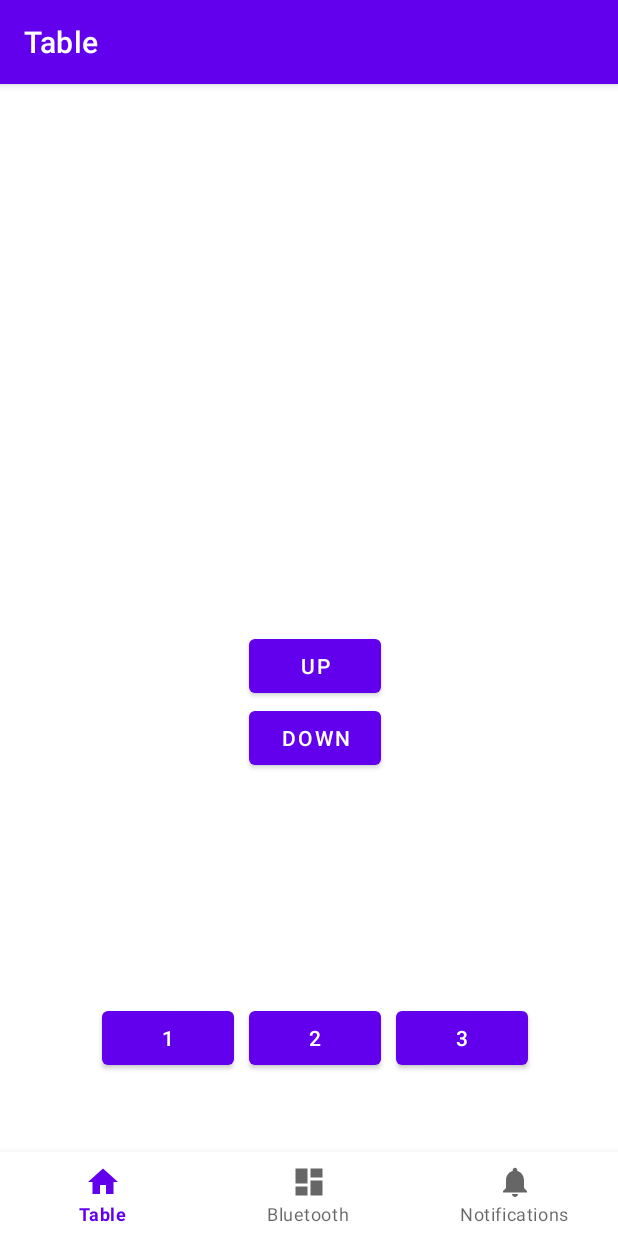
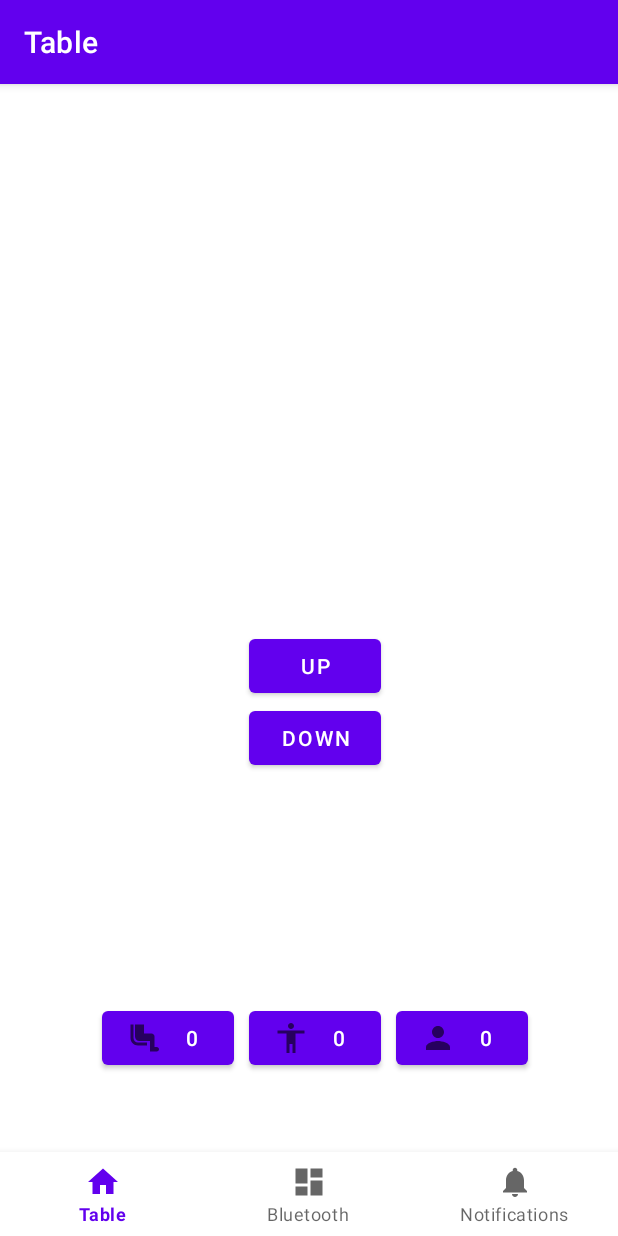
Before and after one commit to DPasiut/MyTable, an Android app: the screen it shows after launch (MainActivity), on a phone screen of 412 x 824 dp. Run offline under Robolectric (Android 15) with nearby library versions, the phone set to English and light mode, and no system bars; our stand-ins replace navigation-ui; 2 statements that could not run were skipped.

Commit message:
store settings in SharedPreferences

```diff
--- a/app/src/main/java/com/example/mytable/service/bluetooth/BluetoothConnectionThread.java
+++ b/app/src/main/java/com/example/mytable/service/bluetooth/BluetoothConnectionThread.java
@@ -11,7 +11,6 @@ import android.util.Log;
 import java.io.IOException;
 import java.io.InputStream;
 import java.io.OutputStream;
-import java.util.Set;
 import java.util.UUID;
 
 
--- a/app/src/main/java/com/example/mytable/ui/table/TableFragment.java
+++ b/app/src/main/java/com/example/mytable/ui/table/TableFragment.java
@@ -5,13 +5,12 @@ import android.content.ComponentName;
 import android.content.Context;
 import android.content.Intent;
 import android.content.ServiceConnection;
-import android.os.AsyncTask;
+import android.content.SharedPreferences;
 import android.os.Bundle;
 import android.os.Handler;
 import android.os.IBinder;
 import android.os.Looper;
 import android.os.Message;
-import android.util.Log;
 import android.view.LayoutInflater;
 import android.view.MotionEvent;
 import android.view.View;
@@ -24,130 +23,196 @@ import androidx.annotation.NonNull;
 import androidx.fragment.app.Fragment;
 
 import com.example.mytable.R;
-import com.example.mytable.database.AppDatabase;
-import com.example.mytable.database.Setting;
 import com.example.mytable.service.bluetooth.BluetoothCommunicationState;
 import com.example.mytable.service.bluetooth.BluetoothService;
-
-import java.util.ArrayList;
-import java.util.List;
 
 
 public class TableFragment extends Fragment {
 
+    private static final String FIRST_POSITION = "firstPosition";
+    private static final String SECOND_POSITION = "secondPosition";
+    private static final String THIRD_POSITION = "thirdPosition";
+    private static final String DEFAULT_POSITION_VALUE = "0";
+
     protected BluetoothService bluetoothService;
     private boolean mBound = false;
-    private Button upButton, downButton, userButton1, userButton2, userButton3;
     private TextView position;
     private int tableHigh = 0;
     private int count = 0;
 
     private Integer currentPosition;
 
+    private String firstPosition, secondPosition, thirdPosition;
 
     @SuppressLint("ClickableViewAccessibility")
     public View onCreateView(@NonNull LayoutInflater inflater,
                              ViewGroup container, Bundle savedInstanceState) {
         View root = inflater.inflate(R.layout.fragment_table, container, false);
-        upButton = root.findViewById(R.id.up_btn);
-        downButton = root.findViewById(R.id.down_btn);
-        userButton1 = root.findViewById(R.id.user_1);
-        userButton2 = root.findViewById(R.id.user_2);
-        userButton3 = root.findViewById(R.id.user_3);
+        Button upButton = root.findViewById(R.id.up_btn);
+        Button downButton = root.findViewById(R.id.down_btn);
+        Button userButton1 = root.findViewById(R.id.user_1);
+        Button userButton2 = root.findViewById(R.id.user_2);
+        Button userButton3 = root.findViewById(R.id.user_3);
         position = root.findViewById(R.id.position);
 
         Intent intent = new Intent(getActivity(), BluetoothService.class);
         requireActivity().bindService(intent, connection, Context.BIND_AUTO_CREATE);
 
-        AppDatabase appDb = AppDatabase.getInstance(this.getContext());
-        //new GetSetting(appDb, root).execute();
+        getPreferences();
 
+        setButtonText(userButton1, firstPosition);
+        setButtonText(userButton2, secondPosition);
+        setButtonText(userButton3, thirdPosition);
 
-        upButton.setOnTouchListener(new View.OnTouchListener() {
-            @Override
-            public boolean onTouch(View v, MotionEvent event) {
+        upButton.setOnTouchListener((v, event) -> {
             if (mBound) {
                 switch(event.getAction()) {
                     case MotionEvent.ACTION_DOWN:
-                            up(this);
+                        if(bluetoothService.getState() == BluetoothCommunicationState.CONNECTED){
+                            up();
+                        }else {
+                            Toast.makeText(root.getContext(),"No Connection!", Toast.LENGTH_LONG).show();
+                        }
                         break;
                     case MotionEvent.ACTION_UP:
                     case MotionEvent.ACTION_CANCEL:
-                            stop(this);
+                        stop();
                         break;
                 }
             }
             return true;
+        });
+
+        downButton.setOnTouchListener((v, event) -> {
+            switch(event.getAction()) {
+                case MotionEvent.ACTION_DOWN:
+                    if(bluetoothService.getState() == BluetoothCommunicationState.CONNECTED){
+                        down();
+                    }else {
+                        Toast.makeText(root.getContext(),"No Connection!", Toast.LENGTH_LONG).show();
+                    }
+                    break;
+                case MotionEvent.ACTION_UP:
+                case MotionEvent.ACTION_CANCEL:
+                    stop();
+                    break;
+            }
+            return false;
+        });
+
+        userButton1.setOnClickListener(v -> {
+            if(bluetoothService.getState() == BluetoothCommunicationState.CONNECTED){
+                moveToPoint(firstPosition);
+            }else {
+                Toast.makeText(root.getContext(),"No Connection!", Toast.LENGTH_LONG).show();
             }
         });
 
-        downButton.setOnTouchListener(new View.OnTouchListener() {
-            @Override
-            public boolean onTouch(View v, MotionEvent event) {
-                switch(event.getAction()) {
-                    case MotionEvent.ACTION_DOWN:
-                        down(this);
-                        break;
-                    case MotionEvent.ACTION_UP:
-                    case MotionEvent.ACTION_CANCEL:
-                        stop(this);
-                        break;
+        userButton1.setOnLongClickListener(v -> {
+            if (currentPosition != null){
+                firstPosition = currentPosition.toString();
+                savePositionToPreferences(FIRST_POSITION, firstPosition);
+                setButtonText(userButton1, firstPosition);
+                return true;
+            } else {
+                Toast.makeText(root.getContext(), "Unknown position :(", Toast.LENGTH_LONG).show();
             }
             return false;
+        });
+
+        userButton2.setOnClickListener(v -> {
+            if(bluetoothService.getState() == BluetoothCommunicationState.CONNECTED){
+                moveToPoint(secondPosition);
+            }else {
+                Toast.makeText(root.getContext(),"No Connection!", Toast.LENGTH_LONG).show();
             }
         });
 
-        userButton1.setOnClickListener(new View.OnClickListener() {
-            @Override
-            public void onClick(View v) {
-                if(bluetoothService.getState() != BluetoothCommunicationState.CONNECTED){
+        userButton2.setOnLongClickListener(v -> {
+            if (currentPosition != null){
+                secondPosition = currentPosition.toString();
+                savePositionToPreferences(SECOND_POSITION, secondPosition);
+                setButtonText(userButton2, secondPosition);
+                return true;
+            } else {
+                Toast.makeText(root.getContext(), "Unknown position :(", Toast.LENGTH_LONG).show();
+            }
+            return false;
+        });
+
+        userButton3.setOnClickListener(v -> {
+            if(bluetoothService.getState() == BluetoothCommunicationState.CONNECTED){
+                moveToPoint(thirdPosition);
+            }else {
                 Toast.makeText(root.getContext(),"No Connection!", Toast.LENGTH_LONG).show();
-
-                }else {
-                    new GetSetting(appDb, root, 1).execute();
-                }
             }
         });
 
-        userButton1.setOnLongClickListener(new View.OnLongClickListener() {
-            @Override
-            public boolean onLongClick(View v) {
-                new UpsertSetting(appDb, root, "first_high",1).execute();
+        userButton3.setOnLongClickListener(v -> {
+            if (currentPosition != null){
+                thirdPosition = currentPosition.toString();
+                savePositionToPreferences(THIRD_POSITION, thirdPosition);
+                setButtonText(userButton3, thirdPosition);
                 return true;
+            } else {
+                Toast.makeText(root.getContext(), "Unknown position :(", Toast.LENGTH_LONG).show();
             }
-        });
-        userButton2.setOnClickListener(new View.OnClickListener() {
-            @Override
-            public void onClick(View v) {
-            }
-
+            return false;
         });
 
-        userButton3.setOnClickListener(new View.OnClickListener() {
-            @Override
-            public void onClick(View v) {
-
-            }
-        });
         return root;
 
 
     }
 
+    private void setButtonText(Button button, String text){
+        button.setText(text);
+    }
 
+    private void savePositionToPreferences(String key, String value) {
+            SharedPreferences sharedPreferences = this.requireActivity().getSharedPreferences("UserPreferences", Context.MODE_PRIVATE);
+            SharedPreferences.Editor myEdit = sharedPreferences.edit();
+            myEdit.putString(key, value);
+            myEdit.apply();
+    }
+
+    private void getPreferences(){
+        SharedPreferences preferences = this.requireActivity().getSharedPreferences("UserPreferences", Context.MODE_PRIVATE);
+//        currentPosition = Integer.valueOf(preferences.getString("currentPosition", "0"));
+        firstPosition = preferences.getString(FIRST_POSITION, DEFAULT_POSITION_VALUE);
+        secondPosition = preferences.getString(SECOND_POSITION, DEFAULT_POSITION_VALUE);
+        thirdPosition = preferences.getString(THIRD_POSITION, DEFAULT_POSITION_VALUE);
+    }
+
+    @Override
+    public void onResume() {
+        super.onResume();
+        getPreferences();
+    }
+
+    public void onPause() {
+        super.onPause();
+//        if(bluetoothService.getState() == BluetoothCommunicationState.CONNECTED){
+//            SharedPreferences sharedPreferences = this.requireActivity().getSharedPreferences("MySharedPref", Context.MODE_PRIVATE);
+//            SharedPreferences.Editor myEdit = sharedPreferences.edit();
+//
+//            myEdit.putString("currentPosition", currentPosition.toString());
+//            myEdit.apply();
+//        }
+    }
     private void moveToPoint(String s){
         bluetoothService.moveToPoint(s);
     }
 
-    private void up(View.OnTouchListener v) {
+    private void up() {
         bluetoothService.up("q");
     }
 
-    private void down(View.OnTouchListener v) {
+    private void down() {
         bluetoothService.down("e");
     }
 
-    private void stop(View.OnTouchListener v) {
+    private void stop() {
         bluetoothService.stopEngine("w");
     }
 
@@ -169,6 +234,7 @@ public class TableFragment extends Fragment {
                             Integer tmp = tableHigh/25;
                             currentPosition = tmp;
                             position.setText(String.valueOf(tmp));
+//                            savePositionToPreferences("currentPosition", String.valueOf(currentPosition) );
                             tableHigh = 0;
                             count = 0;
                         }
@@ -179,77 +245,76 @@ public class TableFragment extends Fragment {
                     }
                 }
             });
-
             mBound = true;
-            Log.d("MAIN_ACTIVITY", "SERVICE CONNECTED FROM TABLE_FRAGMENT" );
         }
 
         @Override
         public void onServiceDisconnected(ComponentName arg0) {
             mBound = false;
-            Log.d("MAIN_ACTIVITY", "SERVICE DISCONNECTED FROM TABLE_FRAGMENT" );
             bluetoothService.setBluetoothHandler(null);
         }
     };
 
-    private class UpsertSetting extends AsyncTask<Void, Void, Void> {
-        AppDatabase appDb;
-        View view;
-        String name;
-        Integer id;
+    //Asynctasks to save and read values from RoomDatabase
+//    private class UpsertSetting extends AsyncTask<Void, Void, Void> {
+//        AppDatabase appDb;
+//        View view;
+//        String name;
+//        Integer id;
+//
+//        public UpsertSetting(AppDatabase database, View view, String name, Integer id) {
+//            this.appDb = database;
+//            this.view = view;
+//            this.name = name;
+//            this.id = id;
+//        }
+//        @Override
+//        protected Void doInBackground(Void... arg0) {
+//            try {
+//                String tmp = appDb.settingsDao().getValueBySettingId(id);
+//                appDb.settingsDao().updateSettingValueByName(id, String.valueOf(currentPosition));
+//
+//            }catch (Exception e){
+//                appDb.settingsDao().insert(id, name, String.valueOf(currentPosition));
+//            }
+//                return null;
+//        }
+//        @Override
+//        protected void onPostExecute(Void result) {
+//            Toast.makeText(view.getContext(), currentPosition + " cm has been set", Toast.LENGTH_LONG).show();
+//        }
+//
+//    }
 
-        public UpsertSetting(AppDatabase database, View view, String name, Integer id) {
-            this.appDb = database;
-            this.view = view;
-            this.name = name;
-            this.id = id;
+
+//    private class GetSetting extends AsyncTask<Void, Void, Void> {
+//        AppDatabase appDb;
+//        View view;
+//        String tmp = null;
+//        Integer id;
+//
+//        public GetSetting(AppDatabase database, View view, Integer id) {
+//            this.appDb = database;
+//            this.view = view;
+//            this.id = id;
+//        }
+//        @Override
+//        protected Void doInBackground(Void... arg0) {
+//            try {
+//                 tmp = appDb.settingsDao().getValueBySettingId(id);
+//            }catch (Exception e){
+//                Log.d("TABLE_FRAGMENT", "something went wrong on GetSetting");
+//            }
+//            return null;
+//        }
+//        @Override
+//        protected void onPostExecute(Void result) {
+//            if (tmp != null){
+//                moveToPoint(tmp);
+//            }else {
+//                Toast.makeText(view.getContext(),"Please long press on button first", Toast.LENGTH_LONG).show();
+//            }
+//
+//        }
+//    }
 }
-        @Override
-        protected Void doInBackground(Void... arg0) {
-            try {
-                String tmp = appDb.settingsDao().getValueBySettingId(id);
-                appDb.settingsDao().updateSettingValueByName(id, String.valueOf(currentPosition));
-
-            }catch (Exception e){
-                appDb.settingsDao().insert(id, name, String.valueOf(currentPosition));
-            }
-                return null;
-        }
-        @Override
-        protected void onPostExecute(Void result) {
-            Toast.makeText(view.getContext(), currentPosition + " cm has been set", Toast.LENGTH_LONG).show();
-        }
-
-    }
-
-    private class GetSetting extends AsyncTask<Void, Void, Void> {
-        AppDatabase appDb;
-        View view;
-        String tmp = null;
-        Integer id;
-
-        public GetSetting(AppDatabase database, View view, Integer id) {
-            this.appDb = database;
-            this.view = view;
-            this.id = id;
-        }
-        @Override
-        protected Void doInBackground(Void... arg0) {
-            try {
-                 tmp = appDb.settingsDao().getValueBySettingId(id);
-            }catch (Exception e){
-                Log.d("TABLE_FRAGMENT", "something went wrong on GetSetting");
-            }
-            return null;
-        }
-        @Override
-        protected void onPostExecute(Void result) {
-            if (tmp != null){
-                moveToPoint(tmp);
-            }else {
-                Toast.makeText(view.getContext(),"Please long press on button first", Toast.LENGTH_LONG).show();
-            }
-
-        }
-    }
-}
--- /dev/null
+++ b/app/src/main/res/drawable/first_setting_icon.xml
@@ -0,0 +1,10 @@
+<vector xmlns:android="http://schemas.android.com/apk/res/android"
+    android:width="24dp"
+    android:height="24dp"
+    android:viewportWidth="24"
+    android:viewportHeight="24"
+    android:tint="?attr/colorControlNormal">
+  <path
+      android:fillColor="@color/purple_700"
+      android:pathData="M12,12c2.21,0 4,-1.79 4,-4s-1.79,-4 -4,-4 -4,1.79 -4,4 1.79,4 4,4zM12,14c-2.67,0 -8,1.34 -8,4v2h16v-2c0,-2.66 -5.33,-4 -8,-4z"/>
+</vector>
--- /dev/null
+++ b/app/src/main/res/drawable/seat_icon.xml
@@ -0,0 +1,10 @@
+<vector xmlns:android="http://schemas.android.com/apk/res/android"
+    android:width="24dp"
+    android:height="24dp"
+    android:viewportWidth="24"
+    android:viewportHeight="24"
+    android:tint="?attr/colorControlNormal">
+  <path
+      android:fillColor="@android:color/white"
+      android:pathData="M5,12L5,3L3,3v9c0,2.76 2.24,5 5,5h6v-2L8,15c-1.66,0 -3,-1.34 -3,-3zM20.5,18L19,18v-7c0,-1.1 -0.9,-2 -2,-2h-5L12,3L6,3v8c0,1.65 1.35,3 3,3h7v7h4.5c0.83,0 1.5,-0.67 1.5,-1.5s-0.67,-1.5 -1.5,-1.5z"/>
+</vector>
--- /dev/null
+++ b/app/src/main/res/drawable/stand_icon.xml
@@ -0,0 +1,10 @@
+<vector xmlns:android="http://schemas.android.com/apk/res/android"
+    android:width="24dp"
+    android:height="24dp"
+    android:viewportWidth="24"
+    android:viewportHeight="24"
+    android:tint="?attr/colorControlNormal">
+  <path
+      android:fillColor="@android:color/white"
+      android:pathData="M12,2c1.1,0 2,0.9 2,2s-0.9,2 -2,2 -2,-0.9 -2,-2 0.9,-2 2,-2zM21,9h-6v13h-2v-6h-2v6L9,22L9,9L3,9L3,7h18v2z"/>
+</vector>
--- a/app/src/main/res/layout/fragment_table.xml
+++ b/app/src/main/res/layout/fragment_table.xml
@@ -73,26 +73,25 @@
                 android:layout_weight="1"
                 android:gravity="center"
                 android:orientation="horizontal"
-
                 >
 
                 <Button
                     android:id="@+id/user_1"
                     android:layout_width="wrap_content"
                     android:layout_height="wrap_content"
-                    android:text="1" />
+                    android:drawableLeft="@drawable/seat_icon"/>
                 <Button
                     android:id="@+id/user_2"
                     android:layout_width="wrap_content"
                     android:layout_height="wrap_content"
-                    android:text="2"
+                    android:drawableLeft="@drawable/stand_icon"
                     android:layout_marginLeft="10dp"
                     android:layout_marginRight="10dp"/>
                 <Button
                     android:id="@+id/user_3"
                     android:layout_width="wrap_content"
                     android:layout_height="wrap_content"
-                    android:text="3" />
+                    android:drawableLeft="@drawable/first_setting_icon" />
             </LinearLayout>
         </LinearLayout>
 
```
Also changed, not shown: app/src/main/java/com/example/mytable/MainActivity.java (+2 -13 lines). Lines whose indentation alone changed are shown as unchanged.
